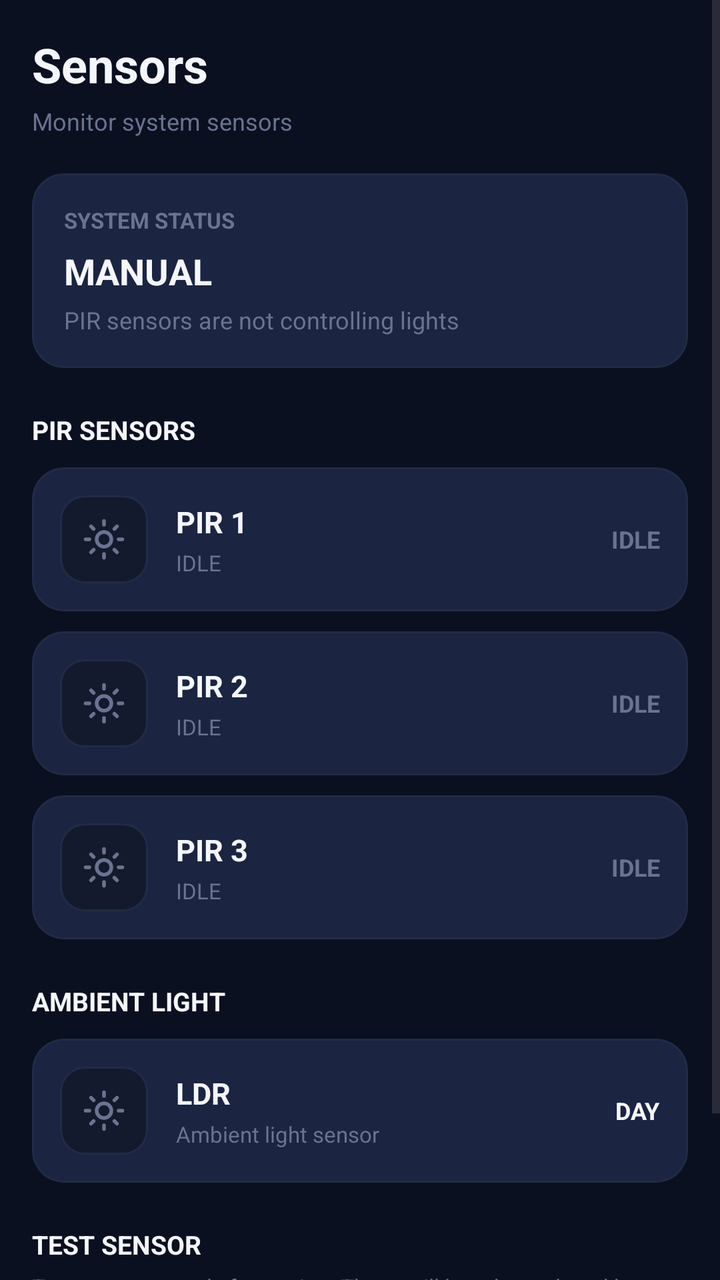
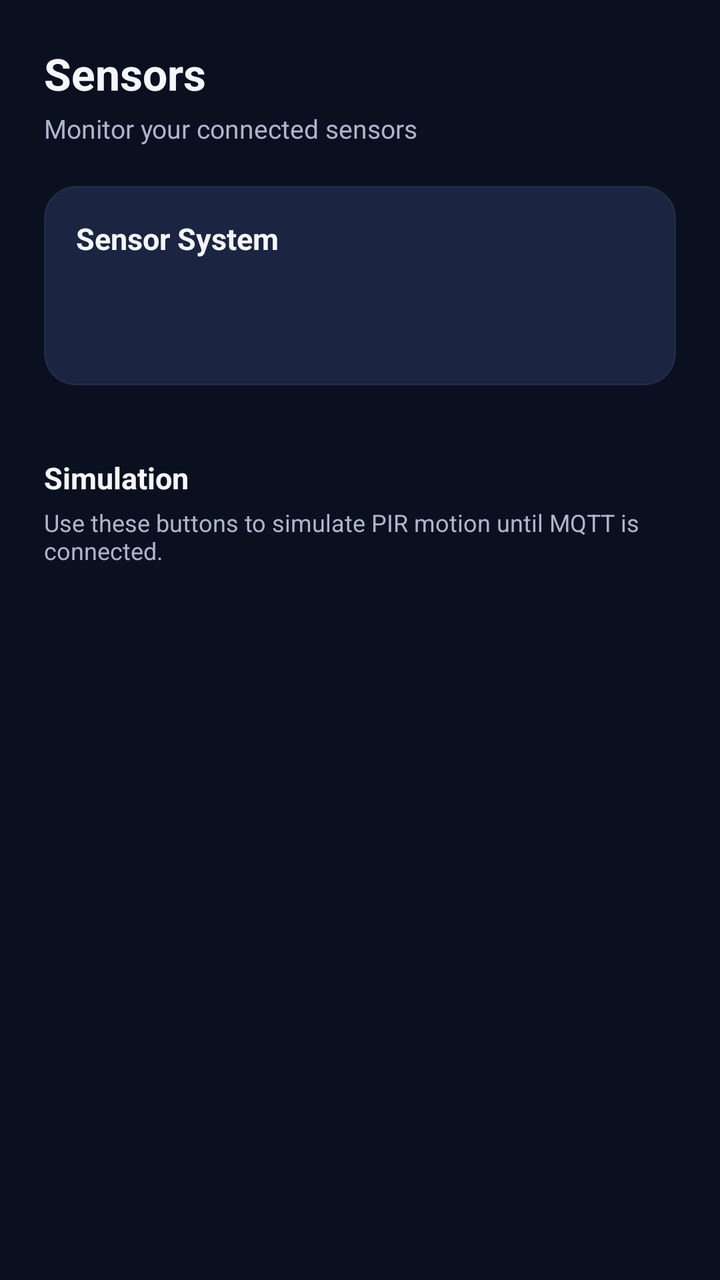

The first picture is an Android layout as it rendered before a commit; the second is the same layout after the commit. The layout source and the unified diff follow.
<!-- AndroidManifest.xml: application theme Theme.LUMEN -->
<!-- res/layout/fragment_sensors.xml -->
<?xml version="1.0" encoding="utf-8"?>
<ScrollView
    xmlns:android="http://schemas.android.com/apk/res/android"
    xmlns:app="http://schemas.android.com/apk/res-auto"
    android:layout_width="match_parent"
    android:layout_height="match_parent"
    android:background="@color/night"
    android:fillViewport="true">

    <LinearLayout
        android:layout_width="match_parent"
        android:layout_height="wrap_content"
        android:orientation="vertical"
        android:padding="16dp">

        

        <TextView
            android:layout_width="wrap_content"
            android:layout_height="wrap_content"
            android:text="Sensors"
            android:textColor="@color/white"
            android:textSize="24sp"
            android:textStyle="bold" />

        <TextView
            android:id="@+id/txtSensorSubtitle"
            android:layout_width="wrap_content"
            android:layout_height="wrap_content"
            android:layout_marginTop="4dp"
            android:text="Monitor system sensors"
            android:textColor="@color/gray_text"
            android:textSize="12sp" />

        

        <com.google.android.material.card.MaterialCardView
            android:layout_width="match_parent"
            android:layout_height="wrap_content"
            android:layout_marginTop="18dp"
            app:cardBackgroundColor="@color/night_3"
            app:cardCornerRadius="16dp"
            app:strokeColor="@color/border"
            app:strokeWidth="1dp">

            <LinearLayout
                android:layout_width="match_parent"
                android:layout_height="wrap_content"
                android:orientation="vertical"
                android:padding="16dp">

                <TextView
                    android:layout_width="wrap_content"
                    android:layout_height="wrap_content"
                    android:text="SYSTEM STATUS"
                    android:textColor="@color/gray_text"
                    android:textSize="11sp"
                    android:textStyle="bold" />

                <TextView
                    android:id="@+id/txtSensorMode"
                    android:layout_width="wrap_content"
                    android:layout_height="wrap_content"
                    android:layout_marginTop="6dp"
                    android:text="MANUAL"
                    android:textColor="@color/white"
                    android:textSize="18sp"
                    android:textStyle="bold" />

                <TextView
                    android:id="@+id/txtSensorModeDescription"
                    android:layout_width="match_parent"
                    android:layout_height="wrap_content"
                    android:layout_marginTop="4dp"
                    android:text="PIR sensors are not controlling lights"
                    android:textColor="@color/gray_text"
                    android:textSize="12sp" />

            </LinearLayout>

        </com.google.android.material.card.MaterialCardView>

        

        <TextView
            android:layout_width="wrap_content"
            android:layout_height="wrap_content"
            android:layout_marginTop="22dp"
            android:text="PIR SENSORS"
            android:textColor="@color/white"
            android:textSize="13sp"
            android:textStyle="bold" />

        

        <com.google.android.material.card.MaterialCardView
            android:id="@+id/pir1Card"
            android:layout_width="match_parent"
            android:layout_height="wrap_content"
            android:layout_marginTop="10dp"
            app:cardBackgroundColor="@color/night_3"
            app:cardCornerRadius="16dp"
            app:strokeColor="@color/border"
            app:strokeWidth="1dp">

            <LinearLayout
                android:layout_width="match_parent"
                android:layout_height="wrap_content"
                android:orientation="horizontal"
                android:gravity="center_vertical"
                android:padding="14dp">

                <FrameLayout
                    android:id="@+id/pir1IconContainer"
                    android:layout_width="44dp"
                    android:layout_height="44dp"
                    android:background="@drawable/bg_sensor_icon">

                    <ImageView
                        android:layout_width="22dp"
                        android:layout_height="22dp"
                        android:layout_gravity="center"
                        android:src="@drawable/ic_sensor"
                        android:contentDescription="PIR 1" />

                </FrameLayout>

                <LinearLayout
                    android:layout_width="0dp"
                    android:layout_height="wrap_content"
                    android:layout_weight="1"
                    android:layout_marginStart="14dp"
                    android:orientation="vertical">

                    <TextView
                        android:layout_width="wrap_content"
                        android:layout_height="wrap_content"
                        android:text="PIR 1"
                        android:textColor="@color/white"
                        android:textSize="15sp"
                        android:textStyle="bold" />

                    <TextView
                        android:id="@+id/txtPir1Description"
                        android:layout_width="wrap_content"
                        android:layout_height="wrap_content"
                        android:layout_marginTop="3dp"
                        android:text="IDLE"
                        android:textColor="@color/gray_text"
                        android:textSize="11sp" />

                </LinearLayout>

                <TextView
                    android:id="@+id/txtPir1Status"
                    android:layout_width="wrap_content"
                    android:layout_height="wrap_content"
                    android:text="IDLE"
                    android:textColor="@color/gray_text"
                    android:textSize="12sp"
                    android:textStyle="bold" />

            </LinearLayout>

        </com.google.android.material.card.MaterialCardView>

        

        <com.google.android.material.card.MaterialCardView
            android:id="@+id/pir2Card"
            android:layout_width="match_parent"
            android:layout_height="wrap_content"
            android:layout_marginTop="10dp"
            app:cardBackgroundColor="@color/night_3"
            app:cardCornerRadius="16dp"
            app:strokeColor="@color/border"
            app:strokeWidth="1dp">

            <LinearLayout
                android:layout_width="match_parent"
                android:layout_height="wrap_content"
                android:orientation="horizontal"
                android:gravity="center_vertical"
                android:padding="14dp">

                <FrameLayout
                    android:id="@+id/pir2IconContainer"
                    android:layout_width="44dp"
                    android:layout_height="44dp"
                    android:background="@drawable/bg_sensor_icon">

                    <ImageView
                        android:layout_width="22dp"
                        android:layout_height="22dp"
                        android:layout_gravity="center"
                        android:src="@drawable/ic_sensor"
                        android:contentDescription="PIR 2" />

                </FrameLayout>

                <LinearLayout
                    android:layout_width="0dp"
                    android:layout_height="wrap_content"
                    android:layout_weight="1"
                    android:layout_marginStart="14dp"
                    android:orientation="vertical">

                    <TextView
                        android:layout_width="wrap_content"
                        android:layout_height="wrap_content"
                        android:text="PIR 2"
                        android:textColor="@color/white"
                        android:textSize="15sp"
                        android:textStyle="bold" />

                    <TextView
                        android:id="@+id/txtPir2Description"
                        android:layout_width="wrap_content"
                        android:layout_height="wrap_content"
                        android:layout_marginTop="3dp"
                        android:text="IDLE"
                        android:textColor="@color/gray_text"
                        android:textSize="11sp" />

                </LinearLayout>

                <TextView
                    android:id="@+id/txtPir2Status"
                    android:layout_width="wrap_content"
                    android:layout_height="wrap_content"
                    android:text="IDLE"
                    android:textColor="@color/gray_text"
                    android:textSize="12sp"
                    android:textStyle="bold" />

            </LinearLayout>

        </com.google.android.material.card.MaterialCardView>

        

        <com.google.android.material.card.MaterialCardView
            android:id="@+id/pir3Card"
            android:layout_width="match_parent"
            android:layout_height="wrap_content"
            android:layout_marginTop="10dp"
            app:cardBackgroundColor="@color/night_3"
            app:cardCornerRadius="16dp"
            app:strokeColor="@color/border"
            app:strokeWidth="1dp">

            <LinearLayout
                android:layout_width="match_parent"
                android:layout_height="wrap_content"
                android:orientation="horizontal"
                android:gravity="center_vertical"
                android:padding="14dp">

                <FrameLayout
                    android:id="@+id/pir3IconContainer"
                    android:layout_width="44dp"
                    android:layout_height="44dp"
                    android:background="@drawable/bg_sensor_icon">

                    <ImageView
                        android:layout_width="22dp"
                        android:layout_height="22dp"
                        android:layout_gravity="center"
                        android:src="@drawable/ic_sensor"
                        android:contentDescription="PIR 3" />

                </FrameLayout>

                <LinearLayout
                    android:layout_width="0dp"
                    android:layout_height="wrap_content"
                    android:layout_weight="1"
                    android:layout_marginStart="14dp"
                    android:orientation="vertical">

                    <TextView
                        android:layout_width="wrap_content"
                        android:layout_height="wrap_content"
                        android:text="PIR 3"
                        android:textColor="@color/white"
                        android:textSize="15sp"
                        android:textStyle="bold" />

                    <TextView
                        android:id="@+id/txtPir3Description"
                        android:layout_width="wrap_content"
                        android:layout_height="wrap_content"
                        android:layout_marginTop="3dp"
                        android:text="IDLE"
                        android:textColor="@color/gray_text"
                        android:textSize="11sp" />

                </LinearLayout>

                <TextView
                    android:id="@+id/txtPir3Status"
                    android:layout_width="wrap_content"
                    android:layout_height="wrap_content"
                    android:text="IDLE"
                    android:textColor="@color/gray_text"
                    android:textSize="12sp"
                    android:textStyle="bold" />

            </LinearLayout>

        </com.google.android.material.card.MaterialCardView>

        

        <TextView
            android:layout_width="wrap_content"
            android:layout_height="wrap_content"
            android:layout_marginTop="22dp"
            android:text="AMBIENT LIGHT"
            android:textColor="@color/white"
            android:textSize="13sp"
            android:textStyle="bold" />

        <com.google.android.material.card.MaterialCardView
            android:id="@+id/ldrCard"
            android:layout_width="match_parent"
            android:layout_height="wrap_content"
            android:layout_marginTop="10dp"
            app:cardBackgroundColor="@color/night_3"
            app:cardCornerRadius="16dp"
            app:strokeColor="@color/border"
            app:strokeWidth="1dp">

            <LinearLayout
                android:layout_width="match_parent"
                android:layout_height="wrap_content"
                android:orientation="horizontal"
                android:gravity="center_vertical"
                android:padding="14dp">

                <FrameLayout
                    android:layout_width="44dp"
                    android:layout_height="44dp"
                    android:background="@drawable/bg_sensor_icon">

                    <ImageView
                        android:layout_width="22dp"
                        android:layout_height="22dp"
                        android:layout_gravity="center"
                        android:src="@drawable/ic_sensor"
                        android:contentDescription="LDR" />

                </FrameLayout>

                <LinearLayout
                    android:layout_width="0dp"
                    android:layout_height="wrap_content"
                    android:layout_weight="1"
                    android:layout_marginStart="14dp"
                    android:orientation="vertical">

                    <TextView
                        android:layout_width="wrap_content"
                        android:layout_height="wrap_content"
                        android:text="LDR"
                        android:textColor="@color/white"
                        android:textSize="15sp"
                        android:textStyle="bold" />

                    <TextView
                        android:id="@+id/txtLdrDescription"
                        android:layout_width="wrap_content"
                        android:layout_height="wrap_content"
                        android:layout_marginTop="3dp"
                        android:text="Ambient light sensor"
                        android:textColor="@color/gray_text"
                        android:textSize="11sp" />

                </LinearLayout>

                <TextView
                    android:id="@+id/txtLdrStatus"
                    android:layout_width="wrap_content"
                    android:layout_height="wrap_content"
                    android:text="DAY"
                    android:textColor="@color/white"
                    android:textSize="12sp"
                    android:textStyle="bold" />

            </LinearLayout>

        </com.google.android.material.card.MaterialCardView>

        

        <TextView
            android:layout_width="wrap_content"
            android:layout_height="wrap_content"
            android:layout_marginTop="22dp"
            android:text="TEST SENSOR"
            android:textColor="@color/white"
            android:textSize="13sp"
            android:textStyle="bold" />

        <TextView
            android:id="@+id/txtSimulationInfo"
            android:layout_width="match_parent"
            android:layout_height="wrap_content"
            android:layout_marginTop="5dp"
            android:text="Temporary controls for testing. These will later be replaced by ESP32/MQTT readings."
            android:textColor="@color/gray_text"
            android:textSize="11sp" />

        <LinearLayout
            android:layout_width="match_parent"
            android:layout_height="wrap_content"
            android:layout_marginTop="8dp"
            android:orientation="horizontal">

            <com.google.android.material.button.MaterialButton
                android:id="@+id/btnTestPir1"
                android:layout_width="0dp"
                android:layout_height="wrap_content"
                android:layout_weight="1"
                android:text="PIR 1" />

            <com.google.android.material.button.MaterialButton
                android:id="@+id/btnTestPir2"
                android:layout_width="0dp"
                android:layout_height="wrap_content"
                android:layout_marginStart="6dp"
                android:layout_weight="1"
                android:text="PIR 2" />

            <com.google.android.material.button.MaterialButton
                android:id="@+id/btnTestPir3"
                android:layout_width="0dp"
                android:layout_height="wrap_content"
                android:layout_marginStart="6dp"
                android:layout_weight="1"
                android:text="PIR 3" />

        </LinearLayout>

    </LinearLayout>

</ScrollView>
<!-- resources referenced by this layout -->
<resources>
  <color name="border">#222B45</color>
  <color name="gray_text">#6A7390</color>
  <color name="night">#0B1020</color>
  <color name="night_3">#1B2440</color>
  <color name="white">#F4F6FB</color>
  <!-- drawable bg_sensor_icon (drawable) -->
  <?xml version="1.0" encoding="utf-8"?>
  <selector xmlns:android="http://schemas.android.com/apk/res/android">
  
      <item android:state_selected="true">
  
          <shape>
  
              <solid android:color="#302A20" />
  
              <corners android:radius="12dp" />
  
              <stroke
                  android:width="1dp"
                  android:color="@color/amber" />
  
          </shape>
  
      </item>
  
      <item>
  
          <shape>
  
              <solid android:color="@color/night_2" />
  
              <corners android:radius="12dp" />
  
              <stroke
                  android:width="1dp"
                  android:color="@color/border" />
  
          </shape>
  
      </item>
  
  </selector>
  <!-- drawable ic_sensor: vector/xml drawable (drawable, 2331 chars, omitted) -->
  <style name="Theme.LUMEN" parent="Base.Theme.LUMEN" />
  <color name="amber">#F5A947</color>
  <color name="night_2">#131A2E</color>
  <style name="Base.Theme.LUMEN" parent="Theme.Material3.DayNight.NoActionBar">
          
          
      </style>
</resources>

<!-- the commit's change to res/layout/fragment_sensors.xml (unified diff, before → after) -->
@@ -1,5 +1,5 @@
 <?xml version="1.0" encoding="utf-8"?>
-<ScrollView
+<androidx.core.widget.NestedScrollView
     xmlns:android="http://schemas.android.com/apk/res/android"
     xmlns:app="http://schemas.android.com/apk/res-auto"
     android:layout_width="match_parent"
@@ -11,7 +11,7 @@
         android:layout_width="match_parent"
         android:layout_height="wrap_content"
         android:orientation="vertical"
-        android:padding="16dp">
+        android:padding="22dp">
 
         
 
@@ -20,24 +20,24 @@
             android:layout_height="wrap_content"
             android:text="Sensors"
             android:textColor="@color/white"
-            android:textSize="24sp"
+            android:textSize="22sp"
             android:textStyle="bold" />
 
         <TextView
-            android:id="@+id/txtSensorSubtitle"
             android:layout_width="wrap_content"
             android:layout_height="wrap_content"
             android:layout_marginTop="4dp"
-            android:text="Monitor system sensors"
-            android:textColor="@color/gray_text"
-            android:textSize="12sp" />
+            android:layout_marginBottom="20dp"
+            android:text="Monitor your connected sensors"
+            android:textColor="@color/mist"
+            android:textSize="13sp" />
 
         
 
         <com.google.android.material.card.MaterialCardView
             android:layout_width="match_parent"
             android:layout_height="wrap_content"
-            android:layout_marginTop="18dp"
+            android:layout_marginBottom="20dp"
             app:cardBackgroundColor="@color/night_3"
             app:cardCornerRadius="16dp"
             app:strokeColor="@color/border"
@@ -52,19 +52,18 @@
                 <TextView
                     android:layout_width="wrap_content"
                     android:layout_height="wrap_content"
-                    android:text="SYSTEM STATUS"
-                    android:textColor="@color/gray_text"
-                    android:textSize="11sp"
+                    android:text="Sensor System"
+                    android:textColor="@color/white"
+                    android:textSize="15sp"
                     android:textStyle="bold" />
 
                 <TextView
                     android:id="@+id/txtSensorMode"
                     android:layout_width="wrap_content"
                     android:layout_height="wrap_content"
-                    android:layout_marginTop="6dp"
-                    android:text="MANUAL"
-                    android:textColor="@color/white"
-                    android:textSize="18sp"
+                    android:layout_marginTop="8dp"
+                    android:textColor="@color/amber"
+                    android:textSize="14sp"
                     android:textStyle="bold" />
 
                 <TextView
@@ -72,8 +71,7 @@
                     android:layout_width="match_parent"
                     android:layout_height="wrap_content"
                     android:layout_marginTop="4dp"
-                    android:text="PIR sensors are not controlling lights"
-                    android:textColor="@color/gray_text"
+                    android:textColor="@color/mist"
                     android:textSize="12sp" />
 
             </LinearLayout>
@@ -82,366 +80,38 @@
 
         
 
-        <TextView
-            android:layout_width="wrap_content"
-            android:layout_height="wrap_content"
-            android:layout_marginTop="22dp"
-            android:text="PIR SENSORS"
-            android:textColor="@color/white"
-            android:textSize="13sp"
-            android:textStyle="bold" />
-
-        
-
-        <com.google.android.material.card.MaterialCardView
-            android:id="@+id/pir1Card"
+        <LinearLayout
+            android:id="@+id/sensorList"
             android:layout_width="match_parent"
             android:layout_height="wrap_content"
-            android:layout_marginTop="10dp"
-            app:cardBackgroundColor="@color/night_3"
-            app:cardCornerRadius="16dp"
-            app:strokeColor="@color/border"
-            app:strokeWidth="1dp">
-
-            <LinearLayout
-                android:layout_width="match_parent"
-                android:layout_height="wrap_content"
-                android:orientation="horizontal"
-                android:gravity="center_vertical"
-                android:padding="14dp">
-
-                <FrameLayout
-                    android:id="@+id/pir1IconContainer"
-                    android:layout_width="44dp"
-                    android:layout_height="44dp"
-                    android:background="@drawable/bg_sensor_icon">
-
-                    <ImageView
-                        android:layout_width="22dp"
-                        android:layout_height="22dp"
-                        android:layout_gravity="center"
-                        android:src="@drawable/ic_sensor"
-                        android:contentDescription="PIR 1" />
-
-                </FrameLayout>
-
-                <LinearLayout
-                    android:layout_width="0dp"
-                    android:layout_height="wrap_content"
-                    android:layout_weight="1"
-                    android:layout_marginStart="14dp"
-                    android:orientation="vertical">
-
-                    <TextView
-                        android:layout_width="wrap_content"
-                        android:layout_height="wrap_content"
-                        android:text="PIR 1"
-                        android:textColor="@color/white"
-                        android:textSize="15sp"
-                        android:textStyle="bold" />
-
-                    <TextView
-                        android:id="@+id/txtPir1Description"
-                        android:layout_width="wrap_content"
-                        android:layout_height="wrap_content"
-                        android:layout_marginTop="3dp"
-                        android:text="IDLE"
-                        android:textColor="@color/gray_text"
-                        android:textSize="11sp" />
-
-                </LinearLayout>
-
-                <TextView
-                    android:id="@+id/txtPir1Status"
-                    android:layout_width="wrap_content"
-                    android:layout_height="wrap_content"
-                    android:text="IDLE"
-                    android:textColor="@color/gray_text"
-                    android:textSize="12sp"
-                    android:textStyle="bold" />
-
-            </LinearLayout>
-
-        </com.google.android.material.card.MaterialCardView>
-
-        
-
-        <com.google.android.material.card.MaterialCardView
-            android:id="@+id/pir2Card"
-            android:layout_width="match_parent"
-            android:layout_height="wrap_content"
-            android:layout_marginTop="10dp"
-            app:cardBackgroundColor="@color/night_3"
-            app:cardCornerRadius="16dp"
-            app:strokeColor="@color/border"
-            app:strokeWidth="1dp">
-
-            <LinearLayout
-                android:layout_width="match_parent"
-                android:layout_height="wrap_content"
-                android:orientation="horizontal"
-                android:gravity="center_vertical"
-                android:padding="14dp">
-
-                <FrameLayout
-                    android:id="@+id/pir2IconContainer"
-                    android:layout_width="44dp"
-                    android:layout_height="44dp"
-                    android:background="@drawable/bg_sensor_icon">
-
-                    <ImageView
-                        android:layout_width="22dp"
-                        android:layout_height="22dp"
-                        android:layout_gravity="center"
-                        android:src="@drawable/ic_sensor"
-                        android:contentDescription="PIR 2" />
-
-                </FrameLayout>
-
-                <LinearLayout
-                    android:layout_width="0dp"
-                    android:layout_height="wrap_content"
-                    android:layout_weight="1"
-                    android:layout_marginStart="14dp"
-                    android:orientation="vertical">
-
-                    <TextView
-                        android:layout_width="wrap_content"
-                        android:layout_height="wrap_content"
-                        android:text="PIR 2"
-                        android:textColor="@color/white"
-                        android:textSize="15sp"
-                        android:textStyle="bold" />
-
-                    <TextView
-                        android:id="@+id/txtPir2Description"
-                        android:layout_width="wrap_content"
-                        android:layout_height="wrap_content"
-                        android:layout_marginTop="3dp"
-                        android:text="IDLE"
-                        android:textColor="@color/gray_text"
-                        android:textSize="11sp" />
-
-                </LinearLayout>
-
-                <TextView
-                    android:id="@+id/txtPir2Status"
-                    android:layout_width="wrap_content"
-                    android:layout_height="wrap_content"
-                    android:text="IDLE"
-                    android:textColor="@color/gray_text"
-                    android:textSize="12sp"
-                    android:textStyle="bold" />
-
-            </LinearLayout>
-
-        </com.google.android.material.card.MaterialCardView>
-
-        
-
-        <com.google.android.material.card.MaterialCardView
-            android:id="@+id/pir3Card"
-            android:layout_width="match_parent"
-            android:layout_height="wrap_content"
-            android:layout_marginTop="10dp"
-            app:cardBackgroundColor="@color/night_3"
-            app:cardCornerRadius="16dp"
-            app:strokeColor="@color/border"
-            app:strokeWidth="1dp">
-
-            <LinearLayout
-                android:layout_width="match_parent"
-                android:layout_height="wrap_content"
-                android:orientation="horizontal"
-                android:gravity="center_vertical"
-                android:padding="14dp">
-
-                <FrameLayout
-                    android:id="@+id/pir3IconContainer"
-                    android:layout_width="44dp"
-                    android:layout_height="44dp"
-                    android:background="@drawable/bg_sensor_icon">
-
-                    <ImageView
-                        android:layout_width="22dp"
-                        android:layout_height="22dp"
-                        android:layout_gravity="center"
-                        android:src="@drawable/ic_sensor"
-                        android:contentDescription="PIR 3" />
-
-                </FrameLayout>
-
-                <LinearLayout
-                    android:layout_width="0dp"
-                    android:layout_height="wrap_content"
-                    android:layout_weight="1"
-                    android:layout_marginStart="14dp"
-                    android:orientation="vertical">
-
-                    <TextView
-                        android:layout_width="wrap_content"
-                        android:layout_height="wrap_content"
-                        android:text="PIR 3"
-                        android:textColor="@color/white"
-                        android:textSize="15sp"
-                        android:textStyle="bold" />
-
-                    <TextView
-                        android:id="@+id/txtPir3Description"
-                        android:layout_width="wrap_content"
-                        android:layout_height="wrap_content"
-                        android:layout_marginTop="3dp"
-                        android:text="IDLE"
-                        android:textColor="@color/gray_text"
-                        android:textSize="11sp" />
-
-                </LinearLayout>
-
-                <TextView
-                    android:id="@+id/txtPir3Status"
-                    android:layout_width="wrap_content"
-                    android:layout_height="wrap_content"
-                    android:text="IDLE"
-                    android:textColor="@color/gray_text"
-                    android:textSize="12sp"
-                    android:textStyle="bold" />
-
-            </LinearLayout>
-
-        </com.google.android.material.card.MaterialCardView>
+            android:orientation="vertical" />
 
         
 
         <TextView
             android:layout_width="wrap_content"
             android:layout_height="wrap_content"
-            android:layout_marginTop="22dp"
-            android:text="AMBIENT LIGHT"
+            android:layout_marginTop="16dp"
+            android:text="Simulation"
             android:textColor="@color/white"
-            android:textSize="13sp"
-            android:textStyle="bold" />
-
-        <com.google.android.material.card.MaterialCardView
-            android:id="@+id/ldrCard"
-            android:layout_width="match_parent"
-            android:layout_height="wrap_content"
-            android:layout_marginTop="10dp"
-            app:cardBackgroundColor="@color/night_3"
-            app:cardCornerRadius="16dp"
-            app:strokeColor="@color/border"
-            app:strokeWidth="1dp">
-
-            <LinearLayout
-                android:layout_width="match_parent"
-                android:layout_height="wrap_content"
-                android:orientation="horizontal"
-                android:gravity="center_vertical"
-                android:padding="14dp">
-
-                <FrameLayout
-                    android:layout_width="44dp"
-                    android:layout_height="44dp"
-                    android:background="@drawable/bg_sensor_icon">
-
-                    <ImageView
-                        android:layout_width="22dp"
-                        android:layout_height="22dp"
-                        android:layout_gravity="center"
-                        android:src="@drawable/ic_sensor"
-                        android:contentDescription="LDR" />
-
-                </FrameLayout>
-
-                <LinearLayout
-                    android:layout_width="0dp"
-                    android:layout_height="wrap_content"
-                    android:layout_weight="1"
-                    android:layout_marginStart="14dp"
-                    android:orientation="vertical">
-
-                    <TextView
-                        android:layout_width="wrap_content"
-                        android:layout_height="wrap_content"
-                        android:text="LDR"
-                        android:textColor="@color/white"
-                        android:textSize="15sp"
-                        android:textStyle="bold" />
-
-                    <TextView
-                        android:id="@+id/txtLdrDescription"
-                        android:layout_width="wrap_content"
-                        android:layout_height="wrap_content"
-                        android:layout_marginTop="3dp"
-                        android:text="Ambient light sensor"
-                        android:textColor="@color/gray_text"
-                        android:textSize="11sp" />
-
-                </LinearLayout>
-
-                <TextView
-                    android:id="@+id/txtLdrStatus"
-                    android:layout_width="wrap_content"
-                    android:layout_height="wrap_content"
-                    android:text="DAY"
-                    android:textColor="@color/white"
-                    android:textSize="12sp"
-                    android:textStyle="bold" />
-
-            </LinearLayout>
-
-        </com.google.android.material.card.MaterialCardView>
-
-        
-
-        <TextView
-            android:layout_width="wrap_content"
-            android:layout_height="wrap_content"
-            android:layout_marginTop="22dp"
-            android:text="TEST SENSOR"
-            android:textColor="@color/white"
-            android:textSize="13sp"
+            android:textSize="15sp"
             android:textStyle="bold" />
 
         <TextView
-            android:id="@+id/txtSimulationInfo"
             android:layout_width="match_parent"
             android:layout_height="wrap_content"
-            android:layout_marginTop="5dp"
-            android:text="Temporary controls for testing. These will later be replaced by ESP32/MQTT readings."
-            android:textColor="@color/gray_text"
-            android:textSize="11sp" />
+            android:layout_marginTop="4dp"
+            android:text="Use these buttons to simulate PIR motion until MQTT is connected."
+            android:textColor="@color/mist"
+            android:textSize="12sp" />
 
         <LinearLayout
+            android:id="@+id/testButtonContainer"
             android:layout_width="match_parent"
             android:layout_height="wrap_content"
-            android:layout_marginTop="8dp"
-            android:orientation="horizontal">
-
-            <com.google.android.material.button.MaterialButton
-                android:id="@+id/btnTestPir1"
-                android:layout_width="0dp"
-                android:layout_height="wrap_content"
-                android:layout_weight="1"
-                android:text="PIR 1" />
-
-            <com.google.android.material.button.MaterialButton
-                android:id="@+id/btnTestPir2"
-                android:layout_width="0dp"
-                android:layout_height="wrap_content"
-                android:layout_marginStart="6dp"
-                android:layout_weight="1"
-                android:text="PIR 2" />
-
-            <com.google.android.material.button.MaterialButton
-                android:id="@+id/btnTestPir3"
-                android:layout_width="0dp"
-                android:layout_height="wrap_content"
-                android:layout_marginStart="6dp"
-                android:layout_weight="1"
-                android:text="PIR 3" />
-
-        </LinearLayout>
+            android:layout_marginTop="12dp"
+            android:orientation="vertical" />
 
     </LinearLayout>
 
-</ScrollView>
+</androidx.core.widget.NestedScrollView>
<!-- resource entries referenced after the edit -->
@@ -1,51 +1,12 @@
 <!-- resources referenced by this layout -->
 <resources>
+  <color name="amber">#F5A947</color>
   <color name="border">#222B45</color>
-  <color name="gray_text">#6A7390</color>
+  <color name="mist">#AEB6CC</color>
   <color name="night">#0B1020</color>
   <color name="night_3">#1B2440</color>
   <color name="white">#F4F6FB</color>
-  <!-- drawable bg_sensor_icon (drawable) -->
-  <?xml version="1.0" encoding="utf-8"?>
-  <selector xmlns:android="http://schemas.android.com/apk/res/android">
-  
-      <item android:state_selected="true">
-  
-          <shape>
-  
-              <solid android:color="#302A20" />
-  
-              <corners android:radius="12dp" />
-  
-              <stroke
-                  android:width="1dp"
-                  android:color="@color/amber" />
-  
-          </shape>
-  
-      </item>
-  
-      <item>
-  
-          <shape>
-  
-              <solid android:color="@color/night_2" />
-  
-              <corners android:radius="12dp" />
-  
-              <stroke
-                  android:width="1dp"
-                  android:color="@color/border" />
-  
-          </shape>
-  
-      </item>
-  
-  </selector>
-  <!-- drawable ic_sensor: vector/xml drawable (drawable, 2331 chars, omitted) -->
   <style name="Theme.LUMEN" parent="Base.Theme.LUMEN" />
-  <color name="amber">#F5A947</color>
-  <color name="night_2">#131A2E</color>
   <style name="Base.Theme.LUMEN" parent="Theme.Material3.DayNight.NoActionBar">
           
           
